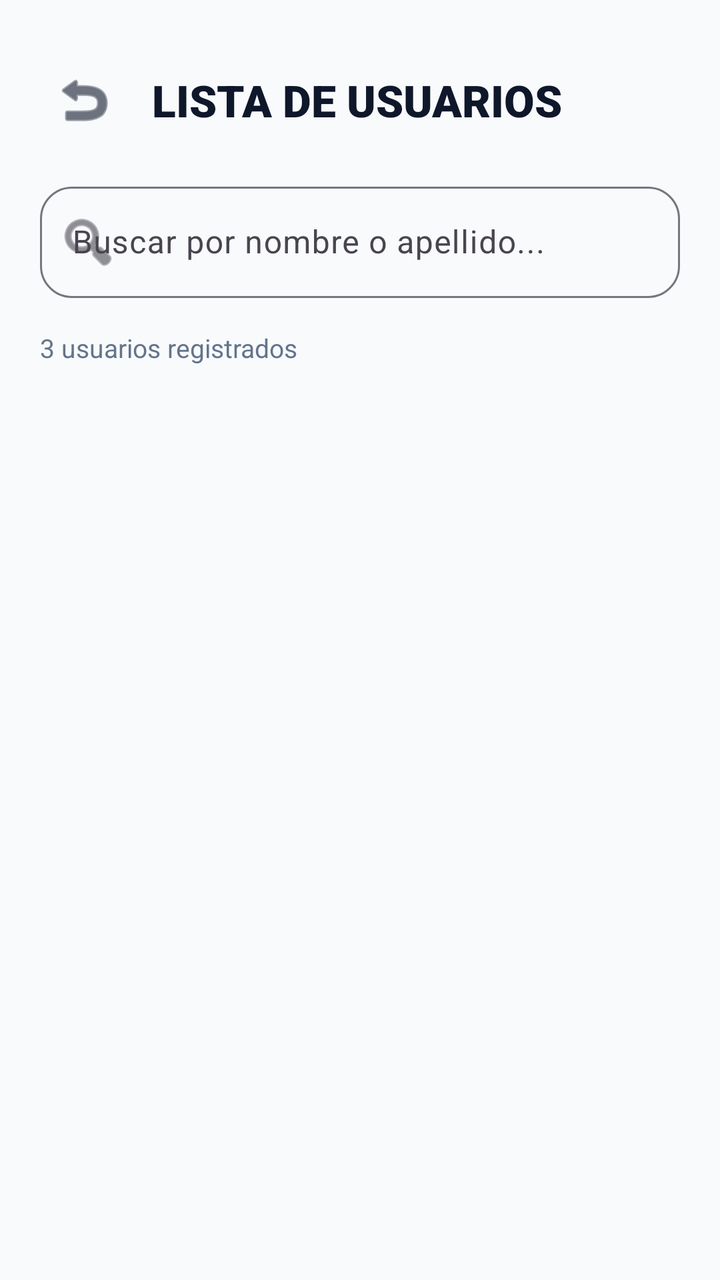
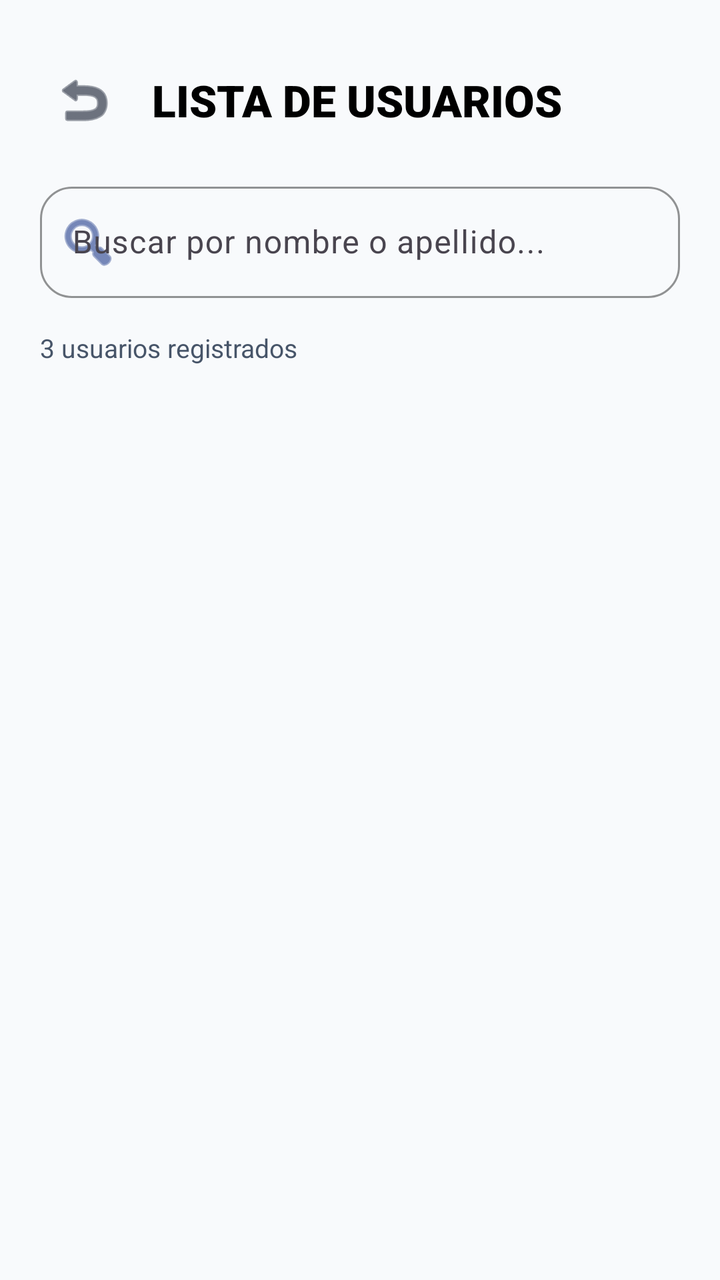

Two renders of the same Android screen: before a commit and after it. Below are the layout's source before the change and the commit's diff.
<!-- AndroidManifest.xml: application theme Theme.Evaluacion1 -->
<!-- res/layout/activity_listar_usuarios.xml -->
<?xml version="1.0" encoding="utf-8"?>
<LinearLayout xmlns:android="http://schemas.android.com/apk/res/android"
    xmlns:app="http://schemas.android.com/apk/res-auto"
    android:layout_width="match_parent"
    android:layout_height="match_parent"
    android:orientation="vertical"
    android:background="@color/background"
    android:padding="20dp">

    
    <LinearLayout
        android:layout_width="match_parent"
        android:layout_height="wrap_content"
        android:orientation="horizontal"
        android:gravity="center_vertical"
        android:layout_marginTop="8dp"
        android:layout_marginBottom="16dp">

        <ImageButton
            android:id="@+id/btnVolverListar"
            android:layout_width="44dp"
            android:layout_height="44dp"
            android:background="?android:attr/selectableItemBackgroundBorderless"
            android:src="@android:drawable/ic_menu_revert"
            app:tint="@color/text_primary"
            android:contentDescription="Volver" />

        <TextView
            android:layout_width="wrap_content"
            android:layout_height="wrap_content"
            android:text="LISTA DE USUARIOS"
            android:textColor="@color/text_primary"
            android:textSize="22sp"
            android:fontFamily="sans-serif-black"
            android:layout_marginStart="12dp" />
    </LinearLayout>

    
    <com.google.android.material.textfield.TextInputLayout
        android:id="@+id/tilBuscador"
        style="@style/Widget.Material3.TextInputLayout.OutlinedBox"
        android:layout_width="match_parent"
        android:layout_height="wrap_content"
        android:hint="Buscar por nombre o apellido..."
        app:startIconDrawable="@android:drawable/ic_menu_search"
        app:endIconMode="clear_text"
        app:boxCornerRadiusTopStart="16dp"
        app:boxCornerRadiusTopEnd="16dp"
        app:boxCornerRadiusBottomStart="16dp"
        app:boxCornerRadiusBottomEnd="16dp"
        android:layout_marginBottom="16dp">

        <com.google.android.material.textfield.TextInputEditText
            android:id="@+id/etBuscadorUsuarios"
            android:layout_width="match_parent"
            android:layout_height="wrap_content"
            android:inputType="text" />
    </com.google.android.material.textfield.TextInputLayout>

    <TextView
        android:id="@+id/tvContadorUsuarios"
        android:layout_width="wrap_content"
        android:layout_height="wrap_content"
        android:text="3 usuarios registrados"
        android:textColor="@color/text_secondary"
        android:textSize="13sp"
        android:layout_marginBottom="12dp" />

    
    <androidx.recyclerview.widget.RecyclerView
        android:id="@+id/rvUsuarios"
        android:layout_width="match_parent"
        android:layout_height="0dp"
        android:layout_weight="1"
        android:clipToPadding="false"
        android:paddingBottom="16dp" />

    
    <TextView
        android:id="@+id/tvListaVacia"
        android:layout_width="match_parent"
        android:layout_height="0dp"
        android:layout_weight="1"
        android:gravity="center"
        android:text="No se encontraron usuarios que coincidan con la búsqueda."
        android:textColor="@color/text_muted"
        android:textSize="15sp"
        android:visibility="gone" />

</LinearLayout>
<!-- resources referenced by this layout -->
<resources>
  <color name="background">#F8FAFC</color>
  <color name="text_muted">#94A3B8</color>
  <color name="text_primary">#0F172A</color>
  <color name="text_secondary">#64748B</color>
  <style name="Theme.Evaluacion1" parent="Base.Theme.Evaluacion1" />
  <style name="Base.Theme.Evaluacion1" parent="Theme.Material3.DayNight.NoActionBar">
          
          <item name="colorPrimary">@color/primary</item>
          <item name="colorSecondary">@color/secondary</item>
          <item name="android:statusBarColor">@color/surface</item>
          <item name="android:windowLightStatusBar">true</item>
          <item name="android:colorBackground">@color/background</item>
      </style>
  <color name="primary">#1E3A8A</color>
  <color name="secondary">#0D9488</color>
  <color name="surface">#FFFFFF</color>
</resources>

<!-- the commit's change to res/layout/activity_listar_usuarios.xml (unified diff, before → after) -->
@@ -29,7 +29,7 @@
             android:layout_width="wrap_content"
             android:layout_height="wrap_content"
             android:text="LISTA DE USUARIOS"
-            android:textColor="@color/text_primary"
+            android:textColor="@color/black"
             android:textSize="22sp"
             android:fontFamily="sans-serif-black"
             android:layout_marginStart="12dp" />
@@ -43,7 +43,9 @@
         android:layout_height="wrap_content"
         android:hint="Buscar por nombre o apellido..."
         app:startIconDrawable="@android:drawable/ic_menu_search"
+        app:startIconTint="@color/primary"
         app:endIconMode="clear_text"
+        app:boxStrokeColor="@color/primary"
         app:boxCornerRadiusTopStart="16dp"
         app:boxCornerRadiusTopEnd="16dp"
         app:boxCornerRadiusBottomStart="16dp"
@@ -54,7 +56,9 @@
             android:id="@+id/etBuscadorUsuarios"
             android:layout_width="match_parent"
             android:layout_height="wrap_content"
-            android:inputType="text" />
+            android:inputType="text"
+            android:textColor="@color/black"
+            android:textColorHint="@color/text_muted" />
     </com.google.android.material.textfield.TextInputLayout>
 
     <TextView
<!-- resource entries referenced after the edit -->
@@ -1,18 +1,33 @@
 <!-- resources referenced by this layout -->
 <resources>
   <color name="background">#F8FAFC</color>
-  <color name="text_muted">#94A3B8</color>
+  <color name="black">#FF000000</color>
+  <color name="text_muted">#64748B</color>
   <color name="text_primary">#0F172A</color>
-  <color name="text_secondary">#64748B</color>
+  <color name="text_secondary">#475569</color>
   <style name="Theme.Evaluacion1" parent="Base.Theme.Evaluacion1" />
   <style name="Base.Theme.Evaluacion1" parent="Theme.Material3.DayNight.NoActionBar">
           
           <item name="colorPrimary">@color/primary</item>
+          <item name="colorOnPrimary">@color/white</item>
+          <item name="colorPrimaryContainer">@color/primary_container</item>
+          <item name="colorOnPrimaryContainer">@color/on_primary_container</item>
+          
           <item name="colorSecondary">@color/secondary</item>
+          <item name="colorOnSecondary">@color/white</item>
+          
           <item name="android:statusBarColor">@color/surface</item>
           <item name="android:windowLightStatusBar">true</item>
           <item name="android:colorBackground">@color/background</item>
+          
+          
+          <item name="editTextColor">@color/black</item>
+          <item name="android:textColorPrimary">@color/text_primary</item>
+          <item name="android:textColorSecondary">@color/text_secondary</item>
       </style>
+  <color name="white">#FFFFFFFF</color>
+  <color name="primary_container">#DBEAFE</color>
+  <color name="on_primary_container">#1E3A8A</color>
   <color name="primary">#1E3A8A</color>
   <color name="secondary">#0D9488</color>
   <color name="surface">#FFFFFF</color>
